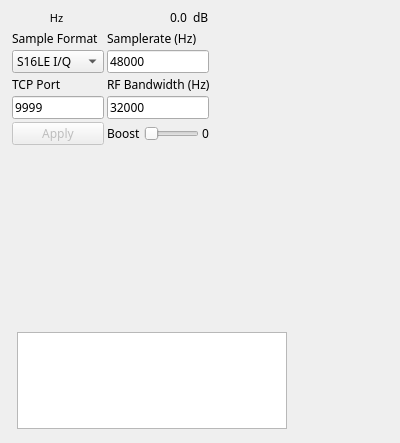
The window that plugins/channelrx/tcpsrc/tcpsrcgui.ui (f4exb/sdrangel) describes before a commit, drawn with Qt 5.
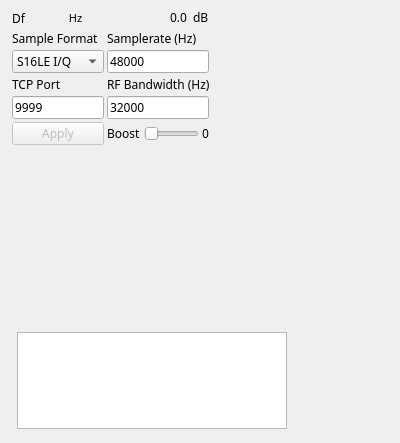
The same window after the commit. Custom widgets are drawn as their Qt base class.

Commit message: NFM demod: use ValueDialZ for channel delta frequency value dial

```diff
--- a/plugins/channelrx/tcpsrc/tcpsrcgui.ui
+++ b/plugins/channelrx/tcpsrc/tcpsrcgui.ui
@@ -148,6 +148,19 @@
       <property name="topMargin">
        <number>2</number>
       </property>
+      <item>
+       <widget class="QLabel" name="deltaFrequencyLabel">
+        <property name="maximumSize">
+         <size>
+          <width>16</width>
+          <height>16777215</height>
+         </size>
+        </property>
+        <property name="text">
+         <string>Df</string>
+        </property>
+       </widget>
+      </item>
       <item>
        <widget class="ValueDialZ" name="deltaFrequency" native="true">
         <property name="sizePolicy">
```
The commit also changes 4 other files.
